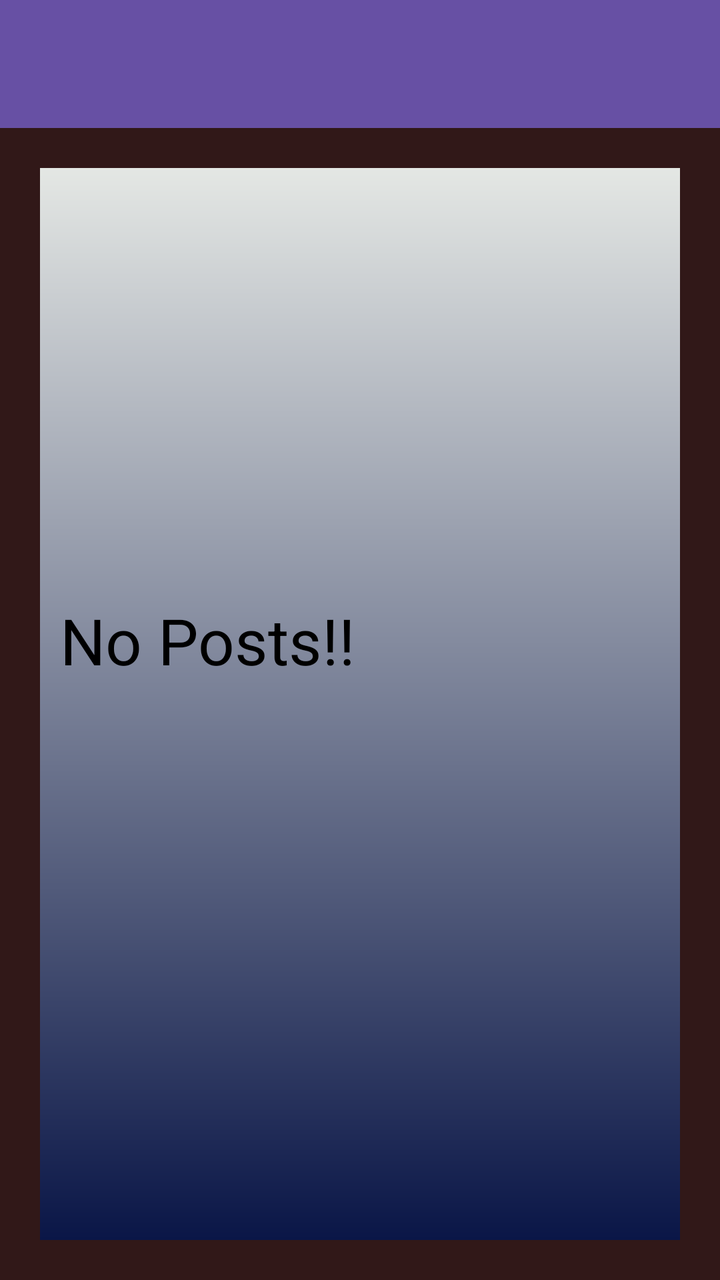
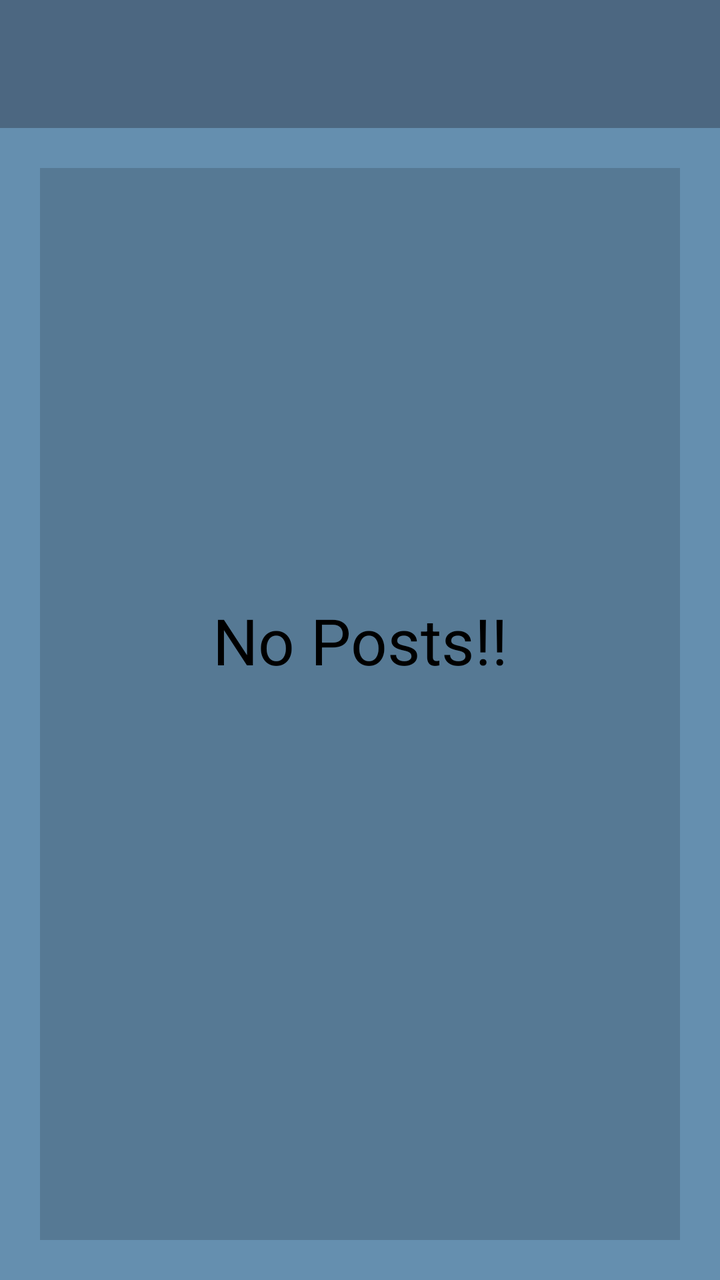

Before-and-after screenshots of an Android layout around one commit, followed by the original layout XML and the change that was made.
<!-- AndroidManifest.xml: application theme Theme.JournalApp -->
<!-- res/layout/activity_journallist.xml -->
<?xml version="1.0" encoding="utf-8"?>
<androidx.constraintlayout.widget.ConstraintLayout xmlns:android="http://schemas.android.com/apk/res/android"
    xmlns:app="http://schemas.android.com/apk/res-auto"
    xmlns:tools="http://schemas.android.com/tools"
    android:id="@+id/main"
    android:layout_width="match_parent"
    android:layout_height="match_parent"
    tools:context=".Journallist"
    android:background="#311818">

    <androidx.appcompat.widget.Toolbar
        android:id="@+id/toolbar"
        android:layout_width="match_parent"
        android:layout_height="wrap_content"
        android:background="?attr/colorPrimary"
        android:theme="@style/ThemeOverlay.AppCompat.Dark.ActionBar"
        app:layout_constraintTop_toTopOf="parent"
        app:layout_constraintStart_toStartOf="parent"
        app:layout_constraintEnd_toEndOf="parent" />

    <androidx.recyclerview.widget.RecyclerView
        android:id="@+id/rvjournal"
        android:layout_width="match_parent"
        android:layout_height="0dp"
        android:layout_margin="20dp"
        android:background="@drawable/journallayout"
        app:layout_constraintTop_toBottomOf="@+id/toolbar"
        app:layout_constraintBottom_toBottomOf="parent"
        />

    <TextView
        android:id="@+id/tvnopost"
        android:layout_width="match_parent"
        android:layout_height="wrap_content"

        android:text="No Posts!!"
        android:textSize="32sp"
        android:textColor="@color/black"
        app:layout_constraintTop_toTopOf="parent"
        app:layout_constraintBottom_toBottomOf="parent"
        app:layout_constraintStart_toStartOf="parent"
        app:layout_constraintEnd_toEndOf="parent"
        android:layout_margin="30dp"
        />

</androidx.constraintlayout.widget.ConstraintLayout>
<!-- resources referenced by this layout -->
<resources>
  <color name="black">#FF000000</color>
  <!-- drawable journallayout (drawable) -->
  <?xml version="1.0" encoding="utf-8"?>
  <shape xmlns:android="http://schemas.android.com/apk/res/android"
      android:shape="rectangle"
      >
      <gradient
          android:startColor="#e4e7e4"
          android:endColor="#0a1647"
          android:angle="270"
  
  
          />
  
  </shape>
  <style name="Theme.JournalApp" parent="Base.Theme.JournalApp" />
  <style name="Base.Theme.JournalApp" parent="Theme.Material3.DayNight.NoActionBar">
          
          
      </style>
</resources>

<!-- the commit's change to res/layout/activity_journallist.xml (unified diff, before → after) -->
@@ -6,13 +6,14 @@
     android:layout_width="match_parent"
     android:layout_height="match_parent"
     tools:context=".Journallist"
-    android:background="#311818">
+    android:background="#658FAF">
 
     <androidx.appcompat.widget.Toolbar
         android:id="@+id/toolbar"
         android:layout_width="match_parent"
         android:layout_height="wrap_content"
-        android:background="?attr/colorPrimary"
+        android:background="#4C6781"
+        app:titleTextColor="#181616"
         android:theme="@style/ThemeOverlay.AppCompat.Dark.ActionBar"
         app:layout_constraintTop_toTopOf="parent"
         app:layout_constraintStart_toStartOf="parent"
@@ -23,7 +24,7 @@
         android:layout_width="match_parent"
         android:layout_height="0dp"
         android:layout_margin="20dp"
-        android:background="@drawable/journallayout"
+        android:background="#567994"
         app:layout_constraintTop_toBottomOf="@+id/toolbar"
         app:layout_constraintBottom_toBottomOf="parent"
         />
@@ -32,7 +33,7 @@
         android:id="@+id/tvnopost"
         android:layout_width="match_parent"
         android:layout_height="wrap_content"
-
+        android:gravity="center"
         android:text="No Posts!!"
         android:textSize="32sp"
         android:textColor="@color/black"
<!-- resource entries referenced after the edit -->
@@ -1,20 +1,6 @@
 <!-- resources referenced by this layout -->
 <resources>
   <color name="black">#FF000000</color>
-  <!-- drawable journallayout (drawable) -->
-  <?xml version="1.0" encoding="utf-8"?>
-  <shape xmlns:android="http://schemas.android.com/apk/res/android"
-      android:shape="rectangle"
-      >
-      <gradient
-          android:startColor="#e4e7e4"
-          android:endColor="#0a1647"
-          android:angle="270"
-  
-  
-          />
-  
-  </shape>
   <style name="Theme.JournalApp" parent="Base.Theme.JournalApp" />
   <style name="Base.Theme.JournalApp" parent="Theme.Material3.DayNight.NoActionBar">
           
